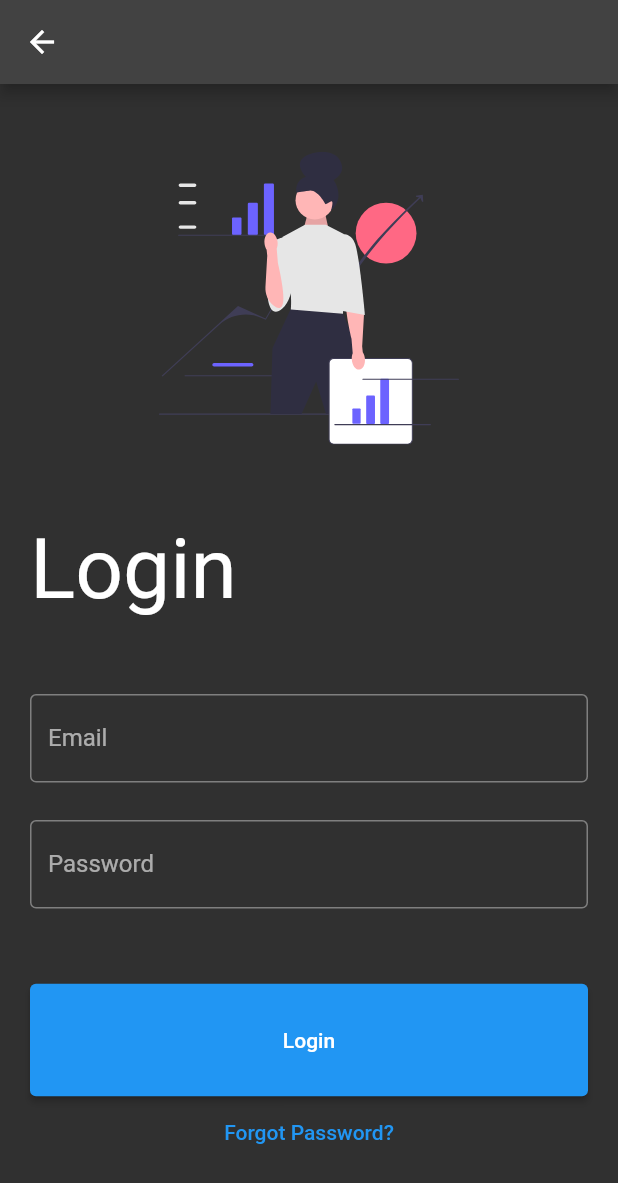
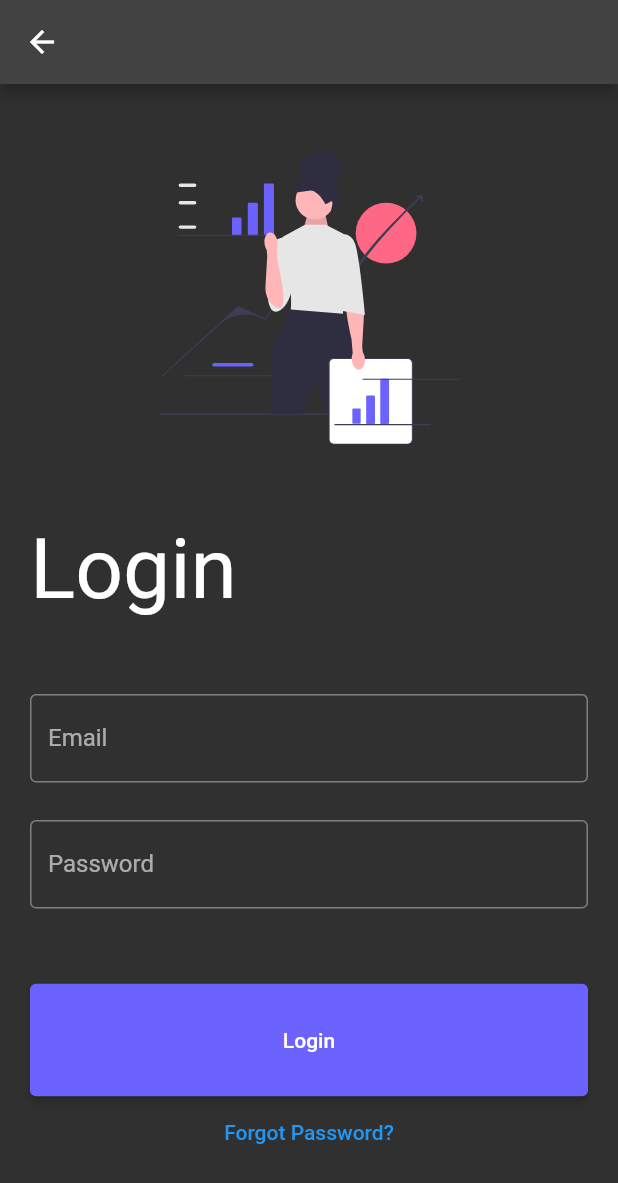
Before and after one commit to silverlightning926/City-Of-Carnation-Mobile, a Flutter app: the screen it shows after launch, after a tap on "Login", on a phone screen of 412 x 824 dp. Shown: the top 1183 px of the screen. Run offline on Flutter 3.47's test engine with Material 2 defaults, Android fonts, the phone set to English and light mode, and no system bars; our stand-ins replace firebase_core, flutter_svg; accounts and stored records are empty.

Commit message:
Updated Login Screen UI

```diff
--- a/lib/screens/login_screen.dart
+++ b/lib/screens/login_screen.dart
@@ -15,7 +15,7 @@ class _LoginScreenState extends State<LoginScreen> {
       resizeToAvoidBottomInset: false,
       appBar: AppBar(),
       body: Padding(
-        padding: const EdgeInsets.all(20),
+        padding: const EdgeInsets.all(20.0),
         child: Column(
           mainAxisAlignment: MainAxisAlignment.spaceAround,
           crossAxisAlignment: CrossAxisAlignment.stretch,
@@ -59,6 +59,7 @@ class _LoginScreenState extends State<LoginScreen> {
                   onPressed: () {},
                   style: ElevatedButton.styleFrom(
                     fixedSize: const Size(100, 75),
+                    backgroundColor: const Color(0xFF6C63FF),
                   ),
                   child: const Text('Login'),
                 ),
```
